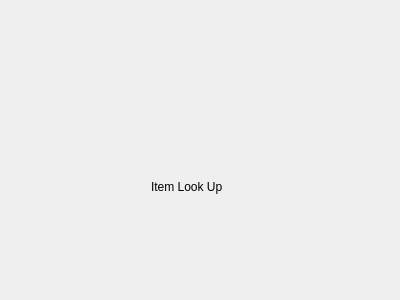
josephtrandev/COMS4103_Project, file Order66Inventory/itemlookup.ui: the form before one commit.
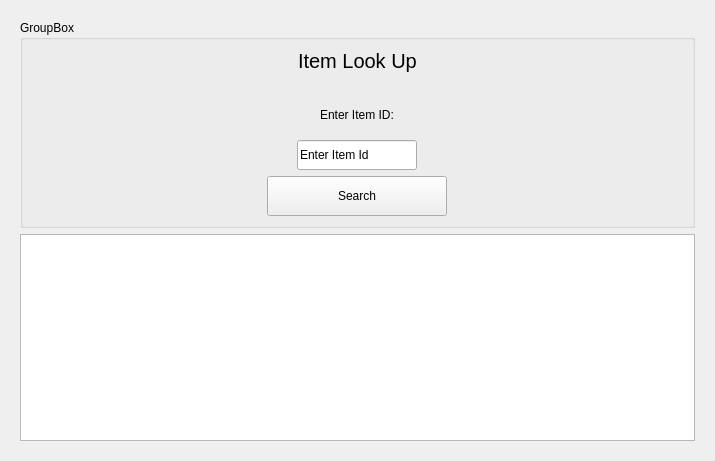
The form after the commit.

Commit message: inventory table ready

What changed in the file:
```diff
--- a/Order66Inventory/itemlookup.ui
+++ b/Order66Inventory/itemlookup.ui
@@ -6,8 +6,8 @@
    <rect>
     <x>0</x>
     <y>0</y>
-    <width>400</width>
-    <height>300</height>
+    <width>715</width>
+    <height>461</height>
    </rect>
   </property>
   <property name="windowTitle">
@@ -20,19 +20,91 @@
       <number>0</number>
      </property>
      <widget class="QWidget" name="page">
-      <widget class="QLabel" name="label">
-       <property name="geometry">
-        <rect>
-         <x>140</x>
-         <y>140</y>
-         <width>101</width>
-         <height>71</height>
-        </rect>
-       </property>
-       <property name="text">
-        <string>Item Look Up</string>
-       </property>
-      </widget>
+      <layout class="QVBoxLayout" name="verticalLayout">
+       <item>
+        <widget class="QGroupBox" name="groupBox">
+         <property name="sizePolicy">
+          <sizepolicy hsizetype="Expanding" vsizetype="Expanding">
+           <horstretch>0</horstretch>
+           <verstretch>0</verstretch>
+          </sizepolicy>
+         </property>
+         <property name="title">
+          <string>GroupBox</string>
+         </property>
+         <layout class="QVBoxLayout" name="verticalLayout_2">
+          <item alignment="Qt::AlignHCenter|Qt::AlignTop">
+           <widget class="QLabel" name="label">
+            <property name="styleSheet">
+             <string notr="true">font-size: 20px;
+</string>
+            </property>
+            <property name="text">
+             <string>Item Look Up</string>
+            </property>
+           </widget>
+          </item>
+          <item alignment="Qt::AlignHCenter">
+           <widget class="QLabel" name="label_2">
+            <property name="text">
+             <string>Enter Item ID:</string>
+            </property>
+           </widget>
+          </item>
+          <item alignment="Qt::AlignHCenter">
+           <widget class="QLineEdit" name="getItemText">
+            <property name="minimumSize">
+             <size>
+              <width>120</width>
+              <height>30</height>
+             </size>
+            </property>
+            <property name="maximumSize">
+             <size>
+              <width>120</width>
+              <height>30</height>
+             </size>
+            </property>
+            <property name="styleSheet">
+             <string notr="true"/>
+            </property>
+            <property name="text">
+             <string>Enter Item Id</string>
+            </property>
+           </widget>
+          </item>
+          <item alignment="Qt::AlignHCenter">
+           <widget class="QPushButton" name="lookUpBtn">
+            <property name="sizePolicy">
+             <sizepolicy hsizetype="Maximum" vsizetype="Maximum">
+              <horstretch>0</horstretch>
+              <verstretch>0</verstretch>
+             </sizepolicy>
+            </property>
+            <property name="minimumSize">
+             <size>
+              <width>180</width>
+              <height>40</height>
+             </size>
+            </property>
+            <property name="maximumSize">
+             <size>
+              <width>180</width>
+              <height>40</height>
+             </size>
+            </property>
+            <property name="text">
+             <string>Search</string>
+            </property>
+           </widget>
+          </item>
+         </layout>
+        </widget>
+       </item>
+       <item>
+        <widget class="QTableWidget" name="tableWidget"/>
+       </item>
+      </layout>
      </widget>
     </widget>
    </item>
```
The commit also changes 7 other files.
